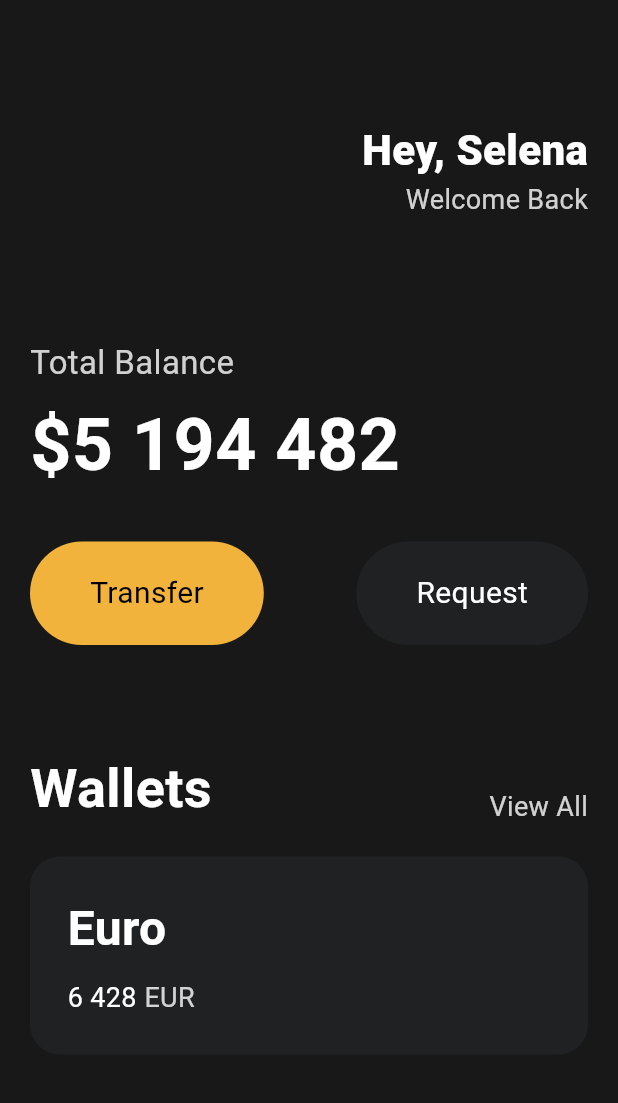
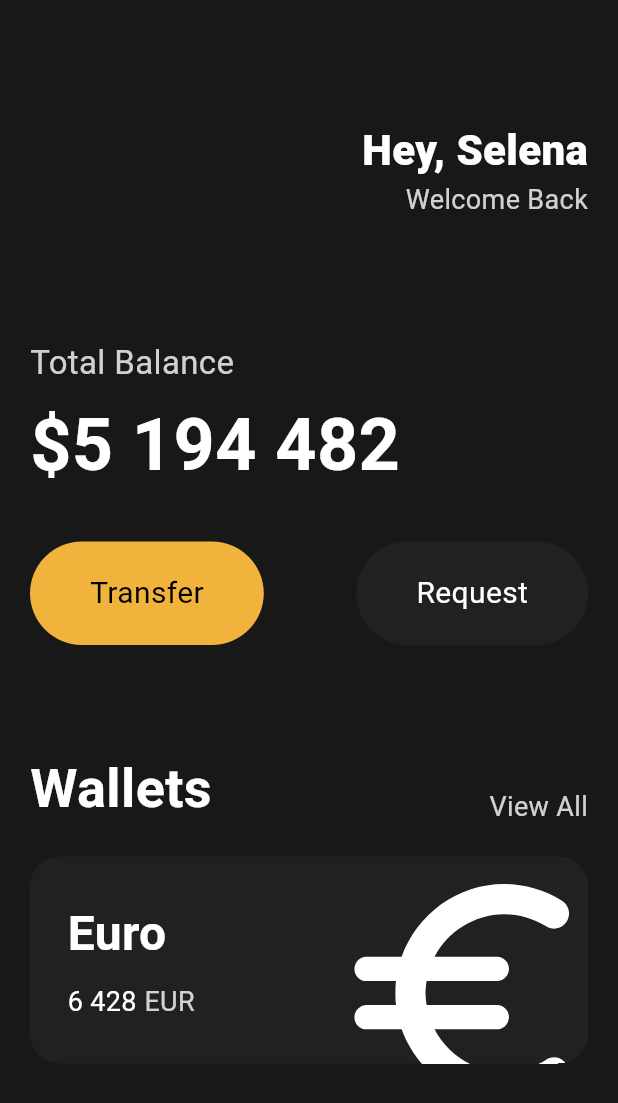
Before and after one commit to dongyoon7212/flutter_study, a Flutter app: the screen it shows after launch, on a phone screen of 412 x 824 dp. Shown: the top 1103 px of the screen. Run offline on Flutter 3.47's test engine with Material 3 defaults, Android fonts, the phone set to English and light mode, and no system bars.

Commit message:
Feat: Icons and Transforms

```diff
--- a/lib/main.dart
+++ b/lib/main.dart
@@ -115,6 +115,7 @@ class App extends StatelessWidget {
                 height: 20,
               ),
               Container(
+                clipBehavior: Clip.hardEdge,
                 decoration: BoxDecoration(
                   color: Color(0xff1f2123),
                   borderRadius: BorderRadius.circular(20),
@@ -122,6 +123,7 @@ class App extends StatelessWidget {
                 child: Padding(
                   padding: const EdgeInsets.all(25),
                   child: Row(
+                    mainAxisAlignment: MainAxisAlignment.spaceBetween,
                     children: [
                       Column(
                         crossAxisAlignment: CrossAxisAlignment.start,
@@ -158,6 +160,17 @@ class App extends StatelessWidget {
                           )
                         ],
                       ),
+                      Transform.scale(
+                        scale: 2.2,
+                        child: Transform.translate(
+                          offset: Offset(-5, 10),
+                          child: Icon(
+                            Icons.euro_rounded,
+                            color: Colors.white,
+                            size: 88,
+                          ),
+                        ),
+                      ),
                     ],
                   ),
                 ),
```
